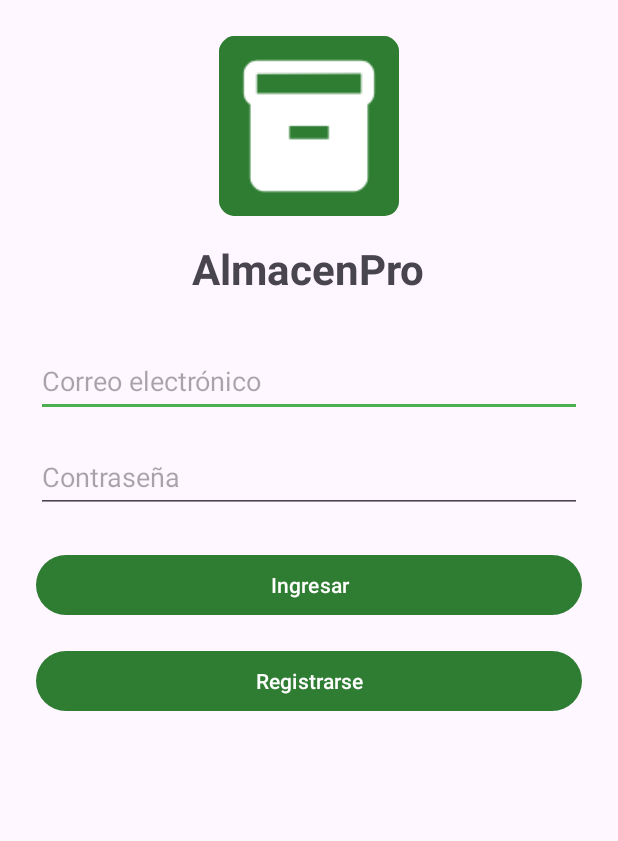
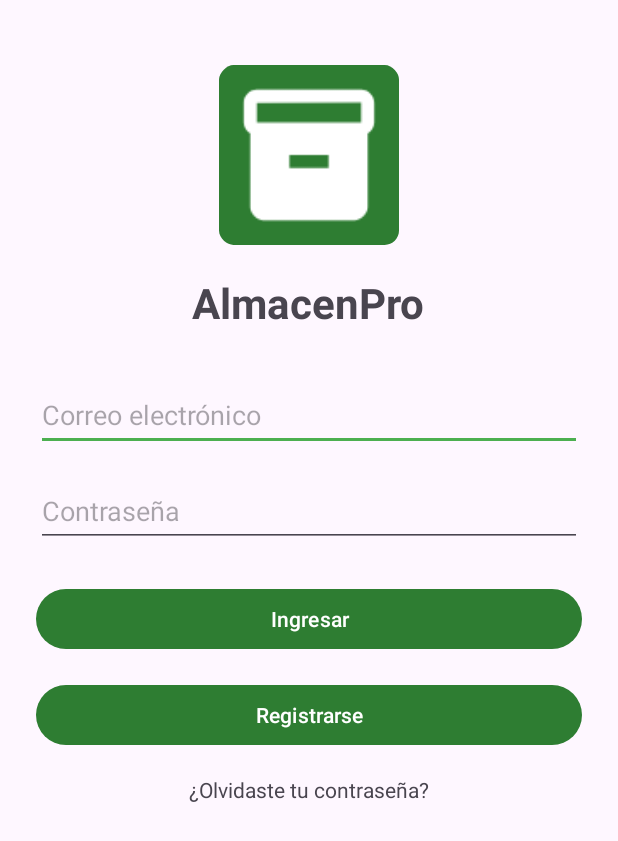
Before and after one commit to jairoimm/AlmacenPro, an Android app: the screen it shows after launch (LoginActivity), on a phone screen of 412 x 824 dp. Shown: the top 841 px of the screen. Run offline under Robolectric (Android 15) with nearby library versions, the phone set to English and light mode, and no system bars.

Commit message:
feat:t(navegacion):mejorar espaciado para dispositivos con cámara perforada y se ajusta diseño de login, experencia de usuario.

```diff
--- a/app/src/main/res/layout/activity_agregar.xml
+++ b/app/src/main/res/layout/activity_agregar.xml
@@ -16,7 +16,8 @@
             android:layout_height="wrap_content"
             android:text="Agregar Producto"
             android:textSize="26sp"
-            android:textStyle="bold"/>
+            android:textStyle="bold"
+            android:layout_marginTop="27dp"/>
 
         <EditText
             android:id="@+id/edtNombreProducto"
--- a/app/src/main/res/layout/activity_detalle.xml
+++ b/app/src/main/res/layout/activity_detalle.xml
@@ -16,7 +16,8 @@
             android:layout_height="wrap_content"
             android:text="Detalle del Producto"
             android:textSize="26sp"
-            android:textStyle="bold"/>
+            android:textStyle="bold"
+            android:layout_marginTop="27dp"/>
 
         <TextView
             android:id="@+id/txtNombreProducto"
--- a/app/src/main/res/layout/activity_ia.xml
+++ b/app/src/main/res/layout/activity_ia.xml
@@ -16,7 +16,8 @@
             android:layout_height="wrap_content"
             android:text="Asistente IA"
             android:textSize="26sp"
-            android:textStyle="bold"/>
+            android:textStyle="bold"
+            android:layout_marginTop="27dp"/>
 
         <TextView
             android:layout_width="wrap_content"
--- a/app/src/main/res/layout/activity_lista.xml
+++ b/app/src/main/res/layout/activity_lista.xml
@@ -16,7 +16,8 @@
             android:layout_height="wrap_content"
             android:text="Inventario"
             android:textStyle="bold"
-            android:textSize="28sp" />
+            android:textSize="28sp"
+            android:layout_marginTop="27dp"/>
 
         <Button
             android:id="@+id/btnAgregar"
--- a/app/src/main/res/layout/activity_login.xml
+++ b/app/src/main/res/layout/activity_login.xml
@@ -17,6 +17,7 @@
             android:layout_height="120dp"
             android:layout_gravity="center"
             android:src="@mipmap/ic_launcher"
+            android:layout_marginTop="19dp"
             android:contentDescription="@string/logo"/>
 
         <TextView
@@ -27,7 +28,7 @@
             android:textSize="28sp"
             android:textStyle="bold"
             android:layout_gravity="center"
-            android:layout_marginTop="16dp"/>
+            android:layout_marginTop="19dp"/>
 
         <EditText
             android:id="@+id/edtCorreo"
@@ -61,6 +62,14 @@
             android:text="Registrarse"
             android:layout_marginTop="16dp"/>
 
+        <TextView
+            android:id="@+id/txtOlvidePassword"
+            android:layout_width="wrap_content"
+            android:layout_height="wrap_content"
+            android:text="¿Olvidaste tu contraseña?"
+            android:layout_gravity="center"
+            android:layout_marginTop="16dp"/>
+
     </LinearLayout>
 
 </ScrollView>
--- a/app/src/main/res/layout/activity_registro.xml
+++ b/app/src/main/res/layout/activity_registro.xml
@@ -16,6 +16,7 @@
             android:layout_height="wrap_content"
             android:text="Registro de Usuario"
             android:textSize="24sp"
+            android:layout_marginTop="27dp"
             android:textStyle="bold"/>
 
         <EditText
```
